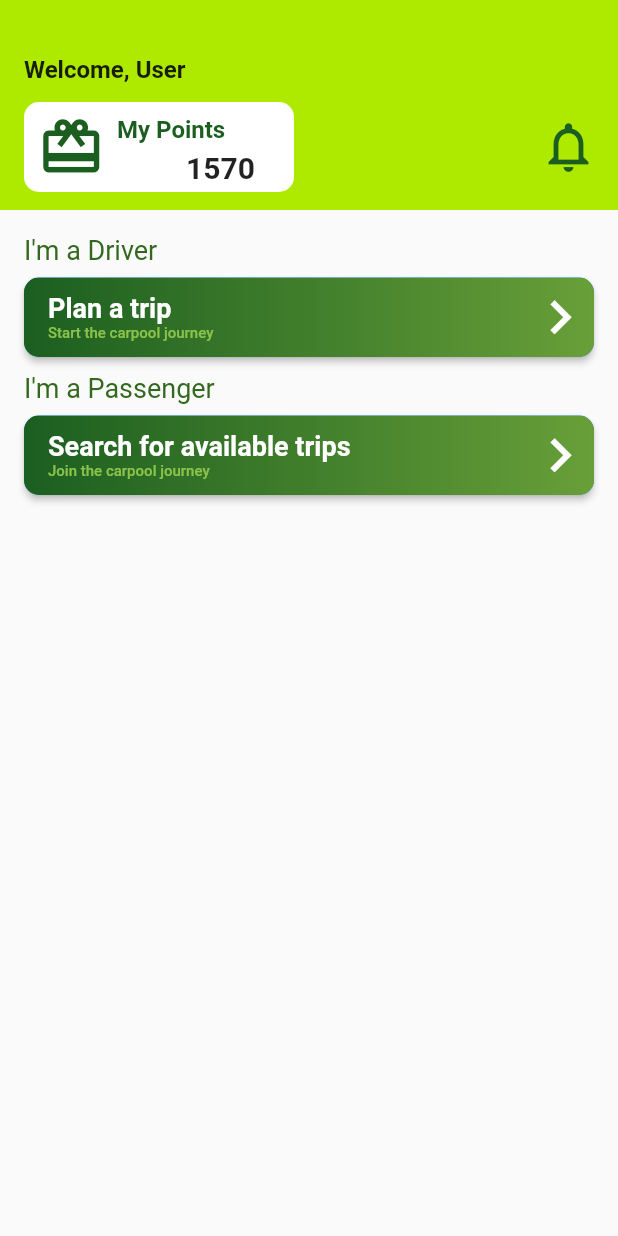
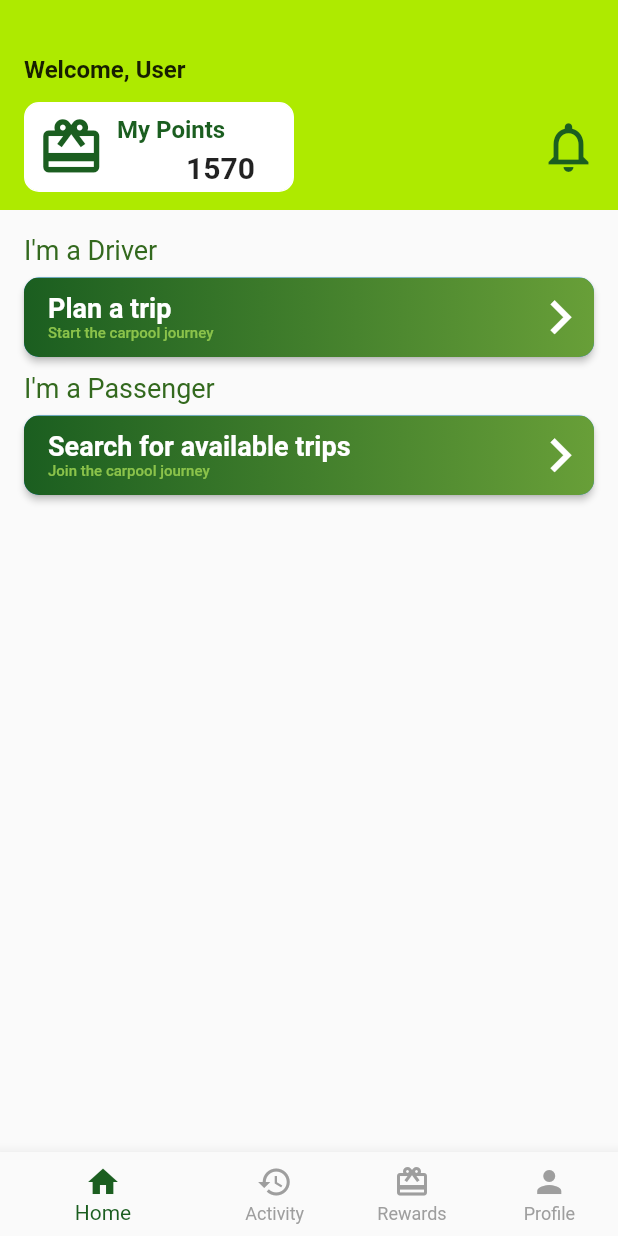
Before and after one commit to Endairion/6002CEM_Group13, a Flutter app: the screen it shows after launch, after a tap on "Login", on a phone screen of 412 x 824 dp. Run offline on Flutter 3.47's test engine with Material 2 defaults, Android fonts, the phone set to English and light mode, and no system bars; our stand-ins replace flutter_native_splash; network calls fail; statements that could not run were skipped.

```diff
--- a/lib/main.dart
+++ b/lib/main.dart
@@ -3,6 +3,8 @@ import 'package:flutter_native_splash/flutter_native_splash.dart';
 import 'package:mobile_app_development_cw2/ForgotPassword.dart';
 import 'package:mobile_app_development_cw2/Homepage.dart';
 import 'package:mobile_app_development_cw2/Register.dart';
+
+import 'NavigationMenu.dart';
 
 Future main() async {
   WidgetsFlutterBinding.ensureInitialized();
@@ -149,7 +151,7 @@ class MyApp extends StatelessWidget {
                           onPressed: (){
                             Navigator.push(
                               context,
-                              MaterialPageRoute(builder: (context) => const Homepage()),
+                              MaterialPageRoute(builder: (context) => const NavigationMenu()),
                             );
                           },
                           child: Text('Login'),
```
